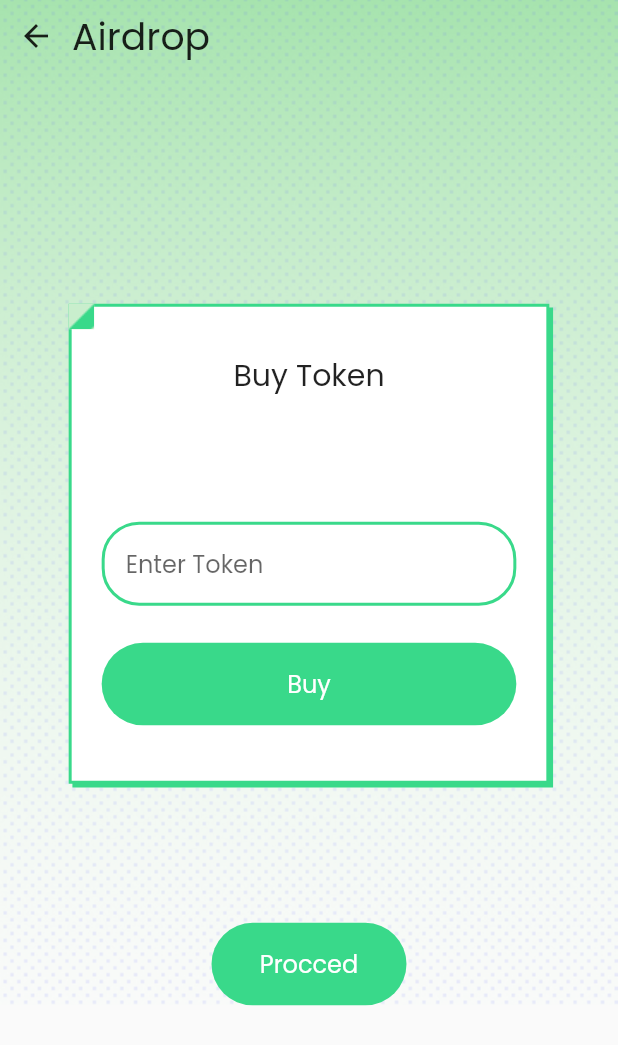
After one commit to DeveloperMaaz/quiz_cash, a Flutter app: the BuyTokenScreen screen opened directly, on a phone screen of 412 x 824 dp. The commit adds this screen. Shown: the top 1045 px of the screen. Run offline on Flutter 3.47's test engine with Material 2 defaults, Android fonts, the phone set to English and light mode, and no system bars; our stand-ins replace flutter_screenutil, percent_indicator.

Commit message:
feat: buy token screen
feat: buy token screen

```diff
--- /dev/null
+++ b/lib/pages/buy_token.dart
@@ -0,0 +1,154 @@
+import 'package:flutter/material.dart';
+import 'package:flutter_screenutil/flutter_screenutil.dart';
+import 'package:quiz_cash/pages/constants/colors.dart';
+import 'package:quiz_cash/pages/quiz_page.dart';
+import 'package:quiz_cash/widgets/action_button.dart';
+import 'package:quiz_cash/widgets/button_item.dart';
+
+class BuyTokenScreen extends StatefulWidget {
+  const BuyTokenScreen({Key? key}) : super(key: key);
+
+  @override
+  State<BuyTokenScreen> createState() => _BuyTokenScreenState();
+}
+
+class _BuyTokenScreenState extends State<BuyTokenScreen> {
+  bool status = false;
+
+  @override
+  Widget build(BuildContext context) {
+    return Scaffold(
+      body: SafeArea(
+        child: SingleChildScrollView(
+          child: Container(
+            width: double.infinity,
+            decoration: const BoxDecoration(
+              image: DecorationImage(
+                fit: BoxFit.cover,
+                image: AssetImage(
+                  "assets/images/background2.png",
+                ),
+              ),
+            ),
+            child: Column(
+              children: [
+                Row(
+                  children: [
+                    const BackButton(),
+                    Text(
+                      "Airdrop",
+                      style: TextStyle(
+                        fontSize: 22.sp,
+                        fontWeight: FontWeight.w500,
+                      ),
+                    ),
+                  ],
+                ),
+                SizedBox(
+                  height: 150.h,
+                ),
+                Stack(
+                  children: [
+                    Container(
+                      padding: EdgeInsets.symmetric(horizontal: 20),
+                      width: 280.w,
+                      height: 320,
+                      decoration: BoxDecoration(
+                        color: Colors.white,
+                        borderRadius: const BorderRadius.only(
+                          topLeft: Radius.circular(0),
+                        ),
+                        border:
+                            Border.all(color: AppColors.greenColor, width: 2),
+                        boxShadow: [
+                          BoxShadow(
+                            color: AppColors.greenColor,
+                            offset: const Offset(
+                              2.5,
+                              2.5,
+                            ),
+                          )
+                        ],
+                      ),
+                      child: Column(
+                        // mainAxisAlignment: MainAxisAlignment.center,
+                        children: [
+                          SizedBox(height: 30.h),
+                          const Text(
+                            "Buy Token",
+                            style: TextStyle(fontSize: 20),
+                          ),
+                          SizedBox(height: 80.h),
+                          TextField(
+                            cursorColor: AppColors.greenColor,
+                            keyboardType: TextInputType.text,
+                            decoration: InputDecoration(
+                              hintText: 'Enter Token',
+                              hintStyle: const TextStyle(fontSize: 16),
+                              border: OutlineInputBorder(
+                                borderRadius: BorderRadius.circular(25),
+                                borderSide: BorderSide(
+                                  width: 2,
+                                  color: AppColors.greenColor,
+                                ),
+                              ),
+                              focusedBorder: OutlineInputBorder(
+                                borderSide: BorderSide(
+                                  width: 2,
+                                  color: AppColors.greenColor,
+                                ),
+                                borderRadius: BorderRadius.circular(25),
+                              ),
+                              enabledBorder: OutlineInputBorder(
+                                borderSide: BorderSide(
+                                  // color: Colors.grey,
+                                  color: AppColors.greenColor,
+                                  width: 2,
+                                ),
+                                borderRadius: BorderRadius.circular(25),
+                              ),
+                              disabledBorder: const OutlineInputBorder(
+                                borderRadius:
+                                    BorderRadius.all(Radius.circular(4)),
+                                borderSide:
+                                    BorderSide(width: 1, color: Colors.orange),
+                              ),
+                              contentPadding: const EdgeInsets.all(16),
+                            ),
+                          ),
+                          SizedBox(height: 24.h),
+                          ButtonWidget(
+                              height: 55,
+                              width: double.infinity,
+                              ontap: () {},
+                              title: "Buy"),
+                        ],
+                      ),
+                    ),
+                    Positioned(
+                      child: Container(
+                        color: const Color(0xffc9eecd),
+                        child: Image.asset(
+                          "assets/images/green_curve.png",
+                        ),
+                      ),
+                    ),
+                  ],
+                ),
+                SizedBox(
+                  height: 90.h,
+                ),
+                ButtonWidget(
+                  height: 55,
+                  width: 130,
+                  ontap: () {},
+                  title: "Procced",
+                ),
+              ],
+            ),
+          ),
+        ),
+      ),
+    );
+  }
+}
--- a/lib/widgets/button_item.dart
+++ b/lib/widgets/button_item.dart
@@ -23,9 +23,9 @@ class ButtonWidget extends StatelessWidget {
         height: height,
         width: width,
         decoration: BoxDecoration(
-          border: Border.all(
-            color: Colors.black26,
-          ),
+          // border: Border.all(
+          //   color: Colors.black26,
+          // ),
           color: AppColors.btnGreenColor,
           borderRadius: BorderRadius.circular(30),
         ),
```
